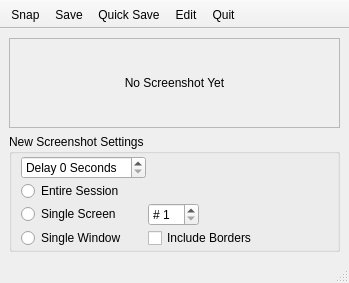
Qt form src-qt5/desktop-utils/lumina-screenshot/MainUI.ui (lumina-desktop/lumina) before a commit.
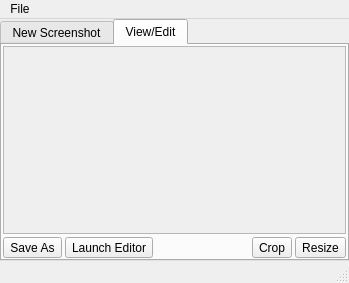
The same form after that commit.

Commit message: Completely change how lumina-screenshot shows the image a bit. Now it is all QImage based, allows the user to zoom in/out on the screenshot, and crop the image all before saving to disk.

What changed in the file:
```diff
--- a/src-qt5/desktop-utils/lumina-screenshot/MainUI.ui
+++ b/src-qt5/desktop-utils/lumina-screenshot/MainUI.ui
@@ -15,51 +15,135 @@
   </property>
   <widget class="QWidget" name="centralwidget">
    <layout class="QVBoxLayout" name="verticalLayout">
+    <property name="leftMargin">
+     <number>0</number>
+    </property>
+    <property name="topMargin">
+     <number>0</number>
+    </property>
+    <property name="rightMargin">
+     <number>0</number>
+    </property>
+    <property name="bottomMargin">
+     <number>0</number>
+    </property>
     <item>
-     <widget class="QLabel" name="label_screenshot">
+     <widget class="QTabWidget" name="tabWidget">
+      <property name="currentIndex">
+       <number>1</number>
+      </property>
+      <widget class="QWidget" name="tab_settings">
+       <attribute name="title">
+        <string>New Screenshot</string>
+       </attribute>
+       <layout class="QVBoxLayout" name="verticalLayout_3">
+        <item>
+         <widget class="QGroupBox" name="group_settings">
+          <property name="title">
+           <string>Settings</string>
+          </property>
+          <layout class="QFormLayout" name="formLayout_2">
+           <property name="horizontalSpacing">
+            <number>3</number>
+           </property>
+           <property name="verticalSpacing">
+            <number>3</number>
+           </property>
+           <property name="leftMargin">
+            <number>0</number>
+           </property>
+           <property name="topMargin">
+            <number>0</number>
+           </property>
+           <property name="rightMargin">
+            <number>0</number>
+           </property>
+           <property name="bottomMargin">
+            <number>0</number>
+           </property>
+           <item row="0" column="0">
+            <widget class="QRadioButton" name="radio_all">
+             <property name="text">
+              <string>Entire Session</string>
+             </property>
+            </widget>
+           </item>
+           <item row="1" column="0">
+            <widget class="QRadioButton" name="radio_monitor">
+             <property name="text">
+              <string>Single Screen</string>
+             </property>
+            </widget>
+           </item>
+           <item row="2" column="0">
+            <widget class="QRadioButton" name="radio_window">
+             <property name="text">
+              <string>Single Window</string>
+             </property>
+            </widget>
+           </item>
+           <item row="1" column="1">
+            <layout class="QHBoxLayout" name="horizontalLayout">
+             <property name="spacing">
+              <number>0</number>
+             </property>
+             <item>
+              <widget class="QSpinBox" name="spin_monitor">
       <property name="sizePolicy">
-       <sizepolicy hsizetype="Preferred" vsizetype="Expanding">
+                <sizepolicy hsizetype="Minimum" vsizetype="Preferred">
         <horstretch>0</horstretch>
         <verstretch>0</verstretch>
        </sizepolicy>
       </property>
-      <property name="frameShape">
-       <enum>QFrame::StyledPanel</enum>
-      </property>
-      <property name="frameShadow">
-       <enum>QFrame::Sunken</enum>
-      </property>
-      <property name="text">
-       <string>No Screenshot Yet</string>
-      </property>
-      <property name="alignment">
-       <set>Qt::AlignCenter</set>
+               <property name="prefix">
+                <string notr="true"># </string>
+               </property>
+               <property name="minimum">
+                <number>1</number>
       </property>
      </widget>
     </item>
     <item>
-     <widget class="QGroupBox" name="group_new">
-      <property name="title">
-       <string>New Screenshot Settings</string>
-      </property>
-      <layout class="QGridLayout" name="gridLayout_2">
-       <property name="topMargin">
-        <number>2</number>
-       </property>
-       <property name="bottomMargin">
-        <number>1</number>
-       </property>
-       <property name="spacing">
-        <number>2</number>
-       </property>
-       <item row="3" column="1">
+              <spacer name="horizontalSpacer">
+               <property name="orientation">
+                <enum>Qt::Horizontal</enum>
+               </property>
+               <property name="sizeHint" stdset="0">
+                <size>
+                 <width>40</width>
+                 <height>20</height>
+                </size>
+               </property>
+              </spacer>
+             </item>
+            </layout>
+           </item>
+           <item row="2" column="1">
         <widget class="QCheckBox" name="check_frame">
          <property name="text">
           <string>Include Borders</string>
          </property>
         </widget>
        </item>
-       <item row="0" column="0">
+          </layout>
+         </widget>
+        </item>
+        <item>
+         <spacer name="verticalSpacer">
+          <property name="orientation">
+           <enum>Qt::Vertical</enum>
+          </property>
+          <property name="sizeHint" stdset="0">
+           <size>
+            <width>20</width>
+            <height>40</height>
+           </size>
+          </property>
+         </spacer>
+        </item>
+        <item>
+         <layout class="QHBoxLayout" name="horizontalLayout_3">
+          <item>
         <widget class="QSpinBox" name="spin_delay">
          <property name="suffix">
           <string> Seconds</string>
@@ -72,41 +156,78 @@
          </property>
         </widget>
        </item>
-       <item row="1" column="0">
-        <widget class="QRadioButton" name="radio_all">
+          <item>
+           <widget class="QPushButton" name="push_snap">
          <property name="text">
           <string>Entire Session</string>
          </property>
         </widget>
        </item>
-       <item row="3" column="0">
-        <widget class="QRadioButton" name="radio_window">
-         <property name="text">
-          <string>Single Window</string>
-         </property>
-        </widget>
-       </item>
-       <item row="2" column="0">
-        <widget class="QRadioButton" name="radio_monitor">
+         </layout>
+        </item>
+       </layout>
+      </widget>
+      <widget class="QWidget" name="tab_view">
+       <attribute name="title">
+        <string>View/Edit</string>
+       </attribute>
+       <layout class="QVBoxLayout" name="verticalLayout_2">
+        <property name="spacing">
+         <number>3</number>
+        </property>
+        <property name="leftMargin">
+         <number>1</number>
+        </property>
+        <property name="topMargin">
+         <number>1</number>
+        </property>
+        <property name="rightMargin">
+         <number>1</number>
+        </property>
+        <property name="bottomMargin">
+         <number>1</number>
+        </property>
+        <item>
+         <widget class="QScrollArea" name="scrollArea">
+          <property name="widgetResizable">
+           <bool>true</bool>
+          </property>
+          <widget class="QWidget" name="scrollAreaWidgetContents">
+           <property name="geometry">
+            <rect>
+             <x>0</x>
+             <y>0</y>
+             <width>341</width>
+             <height>171</height>
+            </rect>
+           </property>
+          </widget>
+         </widget>
+        </item>
+        <item>
+         <layout class="QHBoxLayout" name="horizontalLayout_2">
+          <item>
+           <widget class="QToolButton" name="tool_save">
          <property name="text">
-          <string>Single Screen</string>
-         </property>
-        </widget>
-       </item>
-       <item row="2" column="1">
-        <layout class="QHBoxLayout" name="horizontalLayout">
+             <string>Save As</string>
+            </property>
+            <property name="toolButtonStyle">
+             <enum>Qt::ToolButtonTextUnderIcon</enum>
+            </property>
+           </widget>
+          </item>
          <item>
-          <widget class="QSpinBox" name="spin_monitor">
-           <property name="prefix">
-            <string notr="true"># </string>
-           </property>
-           <property name="minimum">
-            <number>1</number>
+           <widget class="QToolButton" name="tool_quicksave">
+            <property name="text">
+             <string>Launch Editor</string>
+            </property>
+            <property name="toolButtonStyle">
+             <enum>Qt::ToolButtonTextUnderIcon</enum>
            </property>
           </widget>
          </item>
          <item>
-          <spacer name="horizontalSpacer">
+           <spacer name="horizontalSpacer_2">
            <property name="orientation">
             <enum>Qt::Horizontal</enum>
            </property>
@@ -118,51 +239,60 @@
            </property>
           </spacer>
          </item>
+          <item>
+           <widget class="QToolButton" name="tool_crop">
+            <property name="text">
+             <string>Crop</string>
+            </property>
+            <property name="toolButtonStyle">
+             <enum>Qt::ToolButtonTextUnderIcon</enum>
+            </property>
+           </widget>
+          </item>
+          <item>
+           <widget class="QToolButton" name="tool_resize">
+            <property name="text">
+             <string>Resize</string>
+            </property>
+            <property name="toolButtonStyle">
+             <enum>Qt::ToolButtonTextUnderIcon</enum>
+            </property>
+           </widget>
+          </item>
         </layout>
        </item>
       </layout>
+      </widget>
      </widget>
     </item>
    </layout>
   </widget>
   <widget class="QStatusBar" name="statusbar"/>
-  <widget class="QToolBar" name="toolBar">
-   <property name="contextMenuPolicy">
-    <enum>Qt::CustomContextMenu</enum>
+  <widget class="QMenuBar" name="menuBar">
+   <property name="geometry">
+    <rect>
+     <x>0</x>
+     <y>0</y>
+     <width>349</width>
+     <height>23</height>
+    </rect>
    </property>
-   <property name="windowTitle">
-    <string>toolBar</string>
-   </property>
-   <property name="movable">
-    <bool>false</bool>
-   </property>
-   <property name="iconSize">
-    <size>
-     <width>24</width>
-     <height>24</height>
-    </size>
-   </property>
-   <property name="toolButtonStyle">
-    <enum>Qt::ToolButtonTextUnderIcon</enum>
-   </property>
-   <property name="floatable">
-    <bool>false</bool>
-   </property>
-   <attribute name="toolBarArea">
-    <enum>TopToolBarArea</enum>
-   </attribute>
-   <attribute name="toolBarBreak">
-    <bool>false</bool>
-   </attribute>
-   <addaction name="actionNew"/>
-   <addaction name="actionSave"/>
-   <addaction name="actionquicksave"/>
-   <addaction name="actionEdit"/>
-   <addaction name="actionQuit"/>
- </widget>
-  <action name="actionSave">
+   <widget class="QMenu" name="menuFile">
+    <property name="title">
+     <string>File</string>
+    </property>
+    <addaction name="actionTake_Screenshot"/>
+    <addaction name="separator"/>
+    <addaction name="actionSave_As"/>
+    <addaction name="actionQuick_Save"/>
+    <addaction name="separator"/>
+    <addaction name="actionClose"/>
+   </widget>
+   <addaction name="menuFile"/>
+  </widget>
+  <action name="actionTake_Screenshot">
    <property name="text">
-    <string>Save</string>
+    <string>Take Screenshot</string>
    </property>
    <property name="toolTip">
     <string>Save Screenshot</string>
@@ -190,7 +320,7 @@
   </action>
   <action name="actionEdit">
    <property name="text">
-    <string>Edit</string>
+    <string>Close</string>
    </property>
    <property name="toolTip">
     <string>Edit Screenshot</string>
@@ -201,24 +331,8 @@
    <property name="shortcut">
     <string>Ctrl+E</string>
    </property>
-  </action>
-  <action name="actionQuit">
-   <property name="text">
-    <string>Quit</string>
-   </property>
-   <property name="statusTip">
-    <string>Quit</string>
-   </property>
-   <property name="shortcut">
-    <string>Ctrl+Q</string>
-   </property>
-  </action>
-  <action name="actionNew">
-   <property name="text">
-    <string>Snap</string>
-   </property>
-   <property name="statusTip">
-    <string>Take new Screenshot</string>
+   <property name="shortcutContext">
+    <enum>Qt::ApplicationShortcut</enum>
    </property>
 </action>
  </widget>
```
Left out of the diff: 39 changed lines with no effect on the pictures. Lines whose indentation alone changed are shown as unchanged. The commit also changes 5 other files.
